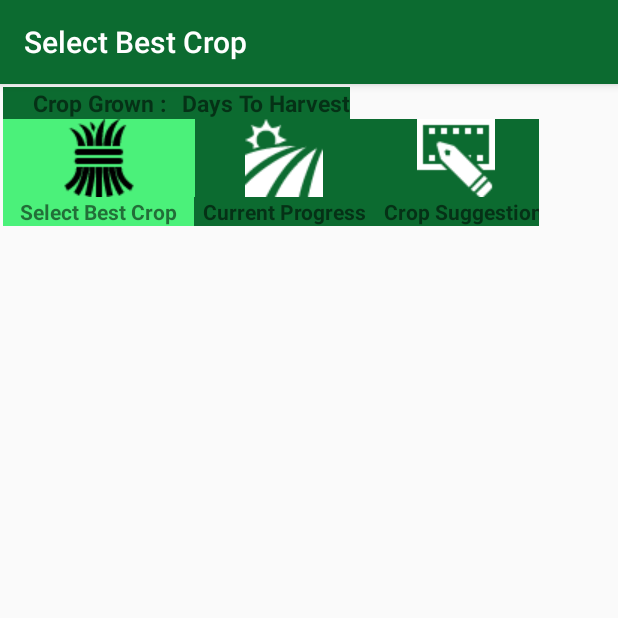
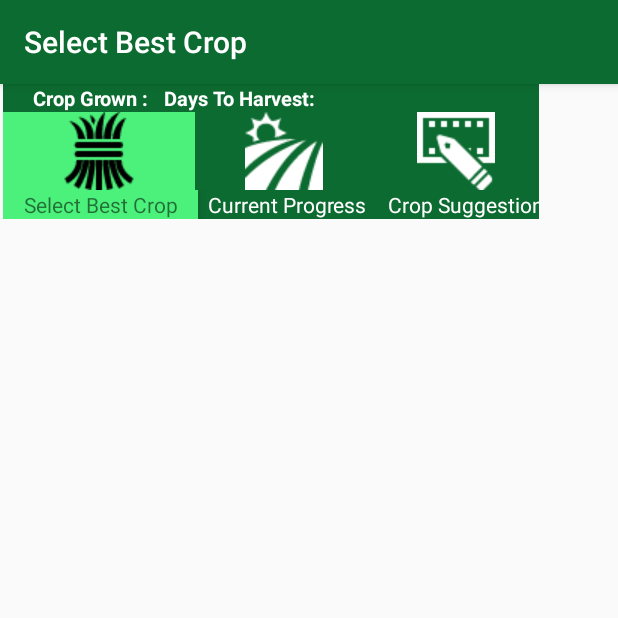
Before and after one commit to SAGARACH65/AHS3, an Android app: the Addition1 screen opened directly, with no data from a screen before it, on a phone screen of 412 x 824 dp, the top half of it. Run offline under Robolectric (Android 15) with nearby library versions, the phone set to English and light mode, and no system bars; 4 statements that could not run were skipped.

Commit message:
Tweaked GUI before coding the algorithm

```diff
--- a/app/src/main/java/com/example/sagar/ahs/Addition1.java
+++ b/app/src/main/java/com/example/sagar/ahs/Addition1.java
@@ -64,6 +64,5 @@ public class Addition1 extends AppCompatActivity {
         TextView tv4=(TextView) findViewById(R.id.textView19);
         tv4.setText(Crop_grown);
 
-
     }
 }
--- a/app/src/main/java/com/example/sagar/ahs/homescreenjava.java
+++ b/app/src/main/java/com/example/sagar/ahs/homescreenjava.java
@@ -44,10 +44,10 @@ public class homescreenjava extends AppCompatActivity {
 
         //THIS PORTION IS SHOWING THE USER FIELD NAMES IN LISTACTIVITY
         CursorAdapter listAdapter= new SimpleCursorAdapter(this,
-                                            android.R.layout.simple_list_item_1,
+                                            android.R.layout.simple_list_item_2,
                                             cursor,
-                                            new String[]{"FieldName"},
-                                            new int[]{android.R.id.text1},0);
+                                            new String[]{"FieldName","CropGrown"},
+                                            new int[]{android.R.id.text1,android.R.id.text2},0);
 
         m_listview.setAdapter(listAdapter);
         m_listview.setOnItemClickListener(new AdapterView.OnItemClickListener() {
--- a/app/src/main/res/layout/activity_add_new_field.xml
+++ b/app/src/main/res/layout/activity_add_new_field.xml
@@ -71,7 +71,7 @@
         android:background="@color/colorPrimary"
         android:layout_gravity="center"
         android:layout_marginTop="167dp"
-
+        android:textColor="#ffff"
         android:layout_centerHorizontal="true"
         android:onClick="savefield"/>
 
--- a/app/src/main/res/layout/activity_addition1.xml
+++ b/app/src/main/res/layout/activity_addition1.xml
@@ -10,9 +10,14 @@
     android:paddingLeft="@dimen/activity_horizontal_margin"
     android:paddingRight="@dimen/activity_horizontal_margin"
     android:orientation="vertical"
-    android:paddingTop="@dimen/activity_vertical_margin"
+    android:paddingTop="0dp"
     tools:context="com.example.sagar.ahs.Addition1">
 
+    <LinearLayout
+        android:orientation="horizontal"
+        android:layout_width="match_parent"
+        android:layout_height="wrap_content"
+        android:id="@+id/linear1">
     <LinearLayout
         android:orientation="horizontal"
         android:layout_width="wrap_content"
@@ -22,54 +27,57 @@
         <TextView
 
             android:layout_width="wrap_content"
-            android:layout_height="wrap_content"
-
+            android:layout_height="match_parent"
+            android:textColor="#ffff"
             android:id="@+id/textView16"
             android:background="@color/colorPrimary"
-            android:textSize="15sp"
+            android:textSize="13sp"
             android:textStyle="bold"
             android:layout_weight="1" />
 
         <TextView
 
             android:layout_width="wrap_content"
-            android:layout_height="wrap_content"
+            android:layout_height="match_parent"
             android:paddingStart="10dp"
             android:id="@+id/textView17"
             android:background="@color/colorPrimary"
-            android:textSize="15sp"
+            android:textSize="13sp"
+            android:textColor="#ffff"
             android:textStyle="bold"
             android:layout_weight="1" />
 
         <TextView
             android:layout_width="wrap_content"
-            android:layout_height="wrap_content"
+            android:layout_height="match_parent"
             android:id="@+id/textView23"
             android:layout_weight="1"
-            android:textSize="15sp"
+            android:textSize="13sp"
             android:background="@color/colorPrimary"
             android:textStyle="bold"
+            android:textColor="#ffff"
             />
 
         <TextView
             android:text="@string/cropgrown"
             android:layout_width="wrap_content"
-            android:layout_height="wrap_content"
+            android:layout_height="match_parent"
             android:paddingStart="10dp"
             android:id="@+id/textView18"
             android:background="@color/colorPrimary"
-            android:textSize="15sp"
+            android:textSize="13sp"
             android:textStyle="bold"
-            android:layout_weight="1" />
+            android:layout_weight="1"
+            android:textColor="#ffff"/>
 
         <TextView
 
             android:layout_width="wrap_content"
             android:layout_height="wrap_content"
-
+            android:textColor="#ffff"
             android:id="@+id/textView19"
             android:background="@color/colorPrimary"
-            android:textSize="15sp"
+            android:textSize="13sp"
             android:textStyle="bold"
             android:layout_weight="1" />
         <TextView
@@ -77,25 +85,26 @@
             android:layout_width="wrap_content"
             android:layout_height="match_parent"
             android:paddingStart="10dp"
-
+            android:textColor="#ffff"
             android:text="@string/DTH"
             android:background="@color/colorPrimary"
-            android:textSize="15sp"
+            android:textSize="13sp"
             android:textStyle="bold"
             android:layout_weight="1" />
+
+    </LinearLayout>
+
         <TextView
 
-            android:layout_width="wrap_content"
+            android:layout_width="match_parent"
             android:layout_height="match_parent"
-
+            android:textColor="#ffff"
             android:id="@+id/tv122"
             android:background="@color/colorPrimary"
-            android:textSize="15sp"
+            android:textSize="13sp"
             android:textStyle="bold"
             android:layout_weight="1" />
-    </LinearLayout>
-
-
+</LinearLayout>
     <LinearLayout
         android:orientation="horizontal"
         android:layout_width="wrap_content"
@@ -147,9 +156,8 @@
             android:id="@+id/textView20"
             android:layout_weight="1.85"
             android:background="@color/colorAccent"
-            android:textStyle="bold"
             android:gravity="center"
-            />
+            android:elevation="5dp" />
 
         <TextView
             android:text="@string/currentsituaation"
@@ -158,18 +166,20 @@
             android:id="@+id/textView21"
             android:gravity="center"
             android:layout_weight="0.85"
+            android:textColor="#ffff"
             android:background="@color/colorPrimary"
-            android:textStyle="bold"/>
+           />
 
         <TextView
             android:text="@string/procedure"
             android:layout_width="wrap_content"
             android:layout_height="wrap_content"
             android:id="@+id/textView22"
+            android:textColor="#ffff"
             android:gravity="center"
             android:layout_weight="1"
             android:background="@color/colorPrimary"
-            android:textStyle="bold"/>
+            />
     </LinearLayout>
 
 </LinearLayout>
--- a/app/src/main/res/layout/activity_first_login.xml
+++ b/app/src/main/res/layout/activity_first_login.xml
@@ -20,7 +20,8 @@
         android:id="@+id/textView4"
         android:textSize="25sp"
         android:textStyle="bold"
-        android:background="@color/colorPrimary"/>
+        android:background="@color/colorPrimary"
+        android:textColor="#ffff"/>
 
     <Spinner
         android:layout_width="match_parent"
--- a/app/src/main/res/layout/activity_homescreen.xml
+++ b/app/src/main/res/layout/activity_homescreen.xml
@@ -8,7 +8,7 @@
     android:paddingBottom="@dimen/activity_vertical_margin"
     android:paddingStart="@dimen/activity_horizontal_margin"
     android:paddingEnd="@dimen/activity_horizontal_margin"
-    android:paddingTop="@dimen/activity_vertical_margin"
+    android:paddingTop="0dp"
     android:orientation="vertical"
     tools:context="com.example.sagar.ahs.homescreenjava"
     android:weightSum="1">
@@ -118,7 +118,7 @@
         android:layout_height="match_parent"
         android:layout_weight="1"
 android:divider="@color/colorPrimary"
-        android:dividerHeight="3dp"
+        android:dividerHeight="1dp"
         android:id="@+id/list_view"
 />
 
--- a/app/src/main/res/values/strings.xml
+++ b/app/src/main/res/values/strings.xml
@@ -16,7 +16,7 @@
     <string name="Area">Area Of Land</string>
     <string name="user_info">User Info</string>
     <string name="field_adder">Add New Field</string>
-    <string name="DTH">Days To Harvest</string>
+    <string name="DTH">Days To Harvest:</string>
     <string name="best_crop">Select Best Crop</string>
     <string name="currentsituaation">Current Progress</string>
     <string name="procedure">Crop Suggestion</string>
```
Also changed, not shown: app/src/main/java/com/example/sagar/ahs/AgroDatabase.java (+4 -13 lines), app/src/main/res/layout/activity_addition2.xml (+30 -17 lines), app/src/main/res/layout/activity_addition3.xml (+37 -24 lines).
